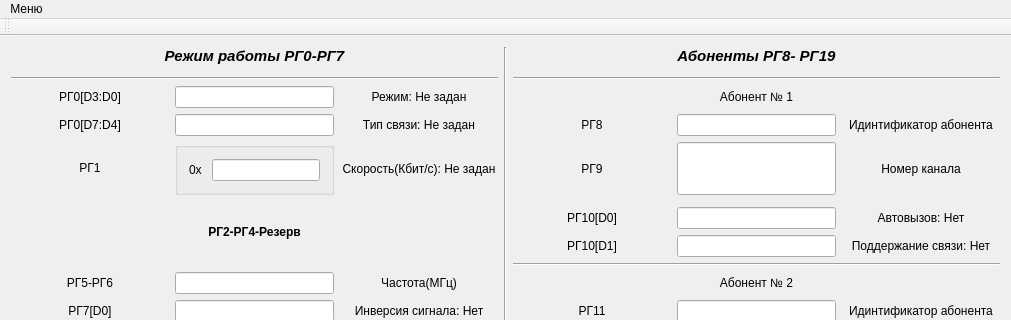
Old version of the form DeviceVS/DeviceVS.ui in the repository AleksandrKajl/DeviceVS; both pictures show x 0 to 1011 and y 0 to 320 of the 1011 by 769 pixel window.
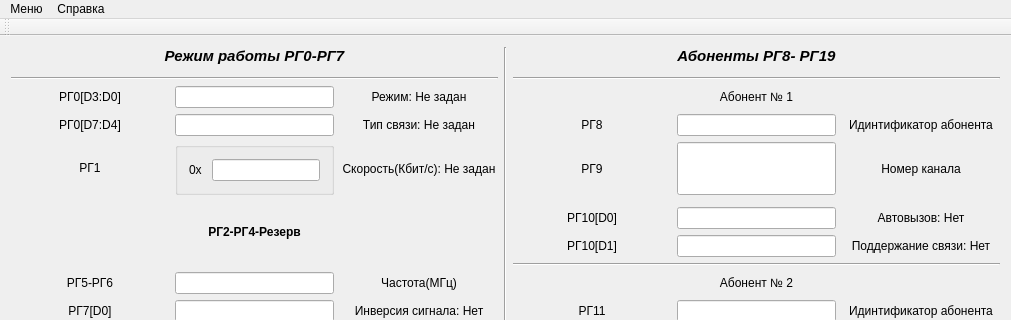
New version of the form.

The edit to the form file:
```diff
--- a/DeviceVS/DeviceVS.ui
+++ b/DeviceVS/DeviceVS.ui
@@ -1615,7 +1615,14 @@
     <addaction name="action_3"/>
     <addaction name="action"/>
    </widget>
+   <widget class="QMenu" name="menu_2">
+    <property name="title">
+     <string>Справка</string>
+    </property>
+    <addaction name="actionInfo"/>
+   </widget>
    <addaction name="menu"/>
+   <addaction name="menu_2"/>
   </widget>
   <widget class="QToolBar" name="mainToolBar">
    <attribute name="toolBarArea">
```
Left out of the diff: 7 changed lines with no effect on the pictures.
